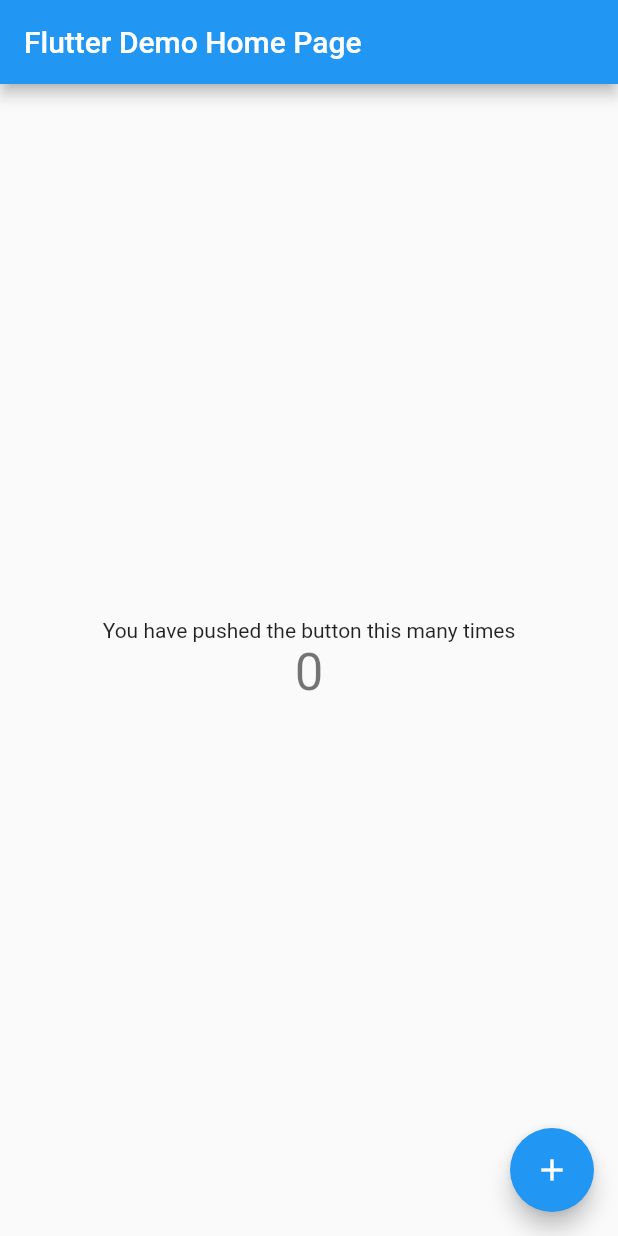
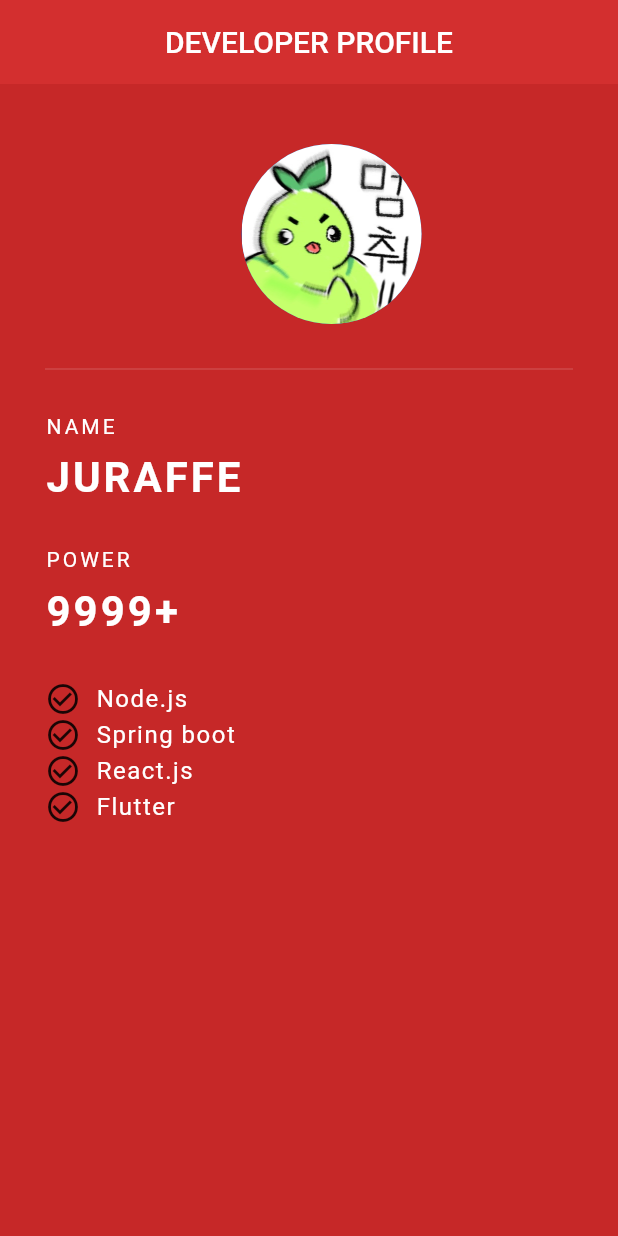
Before and after one commit to aid95/dart-flutter-practice, a Flutter app: the screen it shows after launch, on a phone screen of 412 x 824 dp. Run offline on Flutter 3.47's test engine with Material 2 defaults, Android fonts, the phone set to English and light mode, and no system bars.

Commit message:
🃏 프로필 카드 만들기

```diff
--- a/lib/main.dart
+++ b/lib/main.dart
@@ -1,113 +1,149 @@
 import 'package:flutter/material.dart';
 
-void main() {
-  runApp(MyApp());
-}
+void main() => runApp(MyApp());
 
 class MyApp extends StatelessWidget {
-  // This widget is the root of your application.
+  const MyApp({Key? key}) : super(key: key);
+
   @override
   Widget build(BuildContext context) {
     return MaterialApp(
-      title: 'Flutter Demo',
-      theme: ThemeData(
-        // This is the theme of your application.
-        //
-        // Try running your application with "flutter run". You'll see the
-        // application has a blue toolbar. Then, without quitting the app, try
-        // changing the primarySwatch below to Colors.green and then invoke
-        // "hot reload" (press "r" in the console where you ran "flutter run",
-        // or simply save your changes to "hot reload" in a Flutter IDE).
-        // Notice that the counter didn't reset back to zero; the application
-        // is not restarted.
-        primarySwatch: Colors.blue,
-      ),
-      home: MyHomePage(title: 'Flutter Demo Home Page'),
+      debugShowCheckedModeBanner: false,
+      title: "My first flutter APP",
+      theme: ThemeData(primarySwatch: Colors.blue),
+      home: MyCard(),
     );
   }
 }
 
-class MyHomePage extends StatefulWidget {
-  MyHomePage({Key? key, required this.title}) : super(key: key);
-
-  // This widget is the home page of your application. It is stateful, meaning
-  // that it has a State object (defined below) that contains fields that affect
-  // how it looks.
-
-  // This class is the configuration for the state. It holds the values (in this
-  // case the title) provided by the parent (in this case the App widget) and
-  // used by the build method of the State. Fields in a Widget subclass are
-  // always marked "final".
-
-  final String title;
-
-  @override
-  _MyHomePageState createState() => _MyHomePageState();
-}
-
-class _MyHomePageState extends State<MyHomePage> {
-  int _counter = 0;
-
-  void _incrementCounter() {
-    setState(() {
-      // This call to setState tells the Flutter framework that something has
-      // changed in this State, which causes it to rerun the build method below
-      // so that the display can reflect the updated values. If we changed
-      // _counter without calling setState(), then the build method would not be
-      // called again, and so nothing would appear to happen.
-      _counter++;
-    });
-  }
+class MyCard extends StatelessWidget {
+  const MyCard({Key? key}) : super(key: key);
 
   @override
   Widget build(BuildContext context) {
-    // This method is rerun every time setState is called, for instance as done
-    // by the _incrementCounter method above.
-    //
-    // The Flutter framework has been optimized to make rerunning build methods
-    // fast, so that you can just rebuild anything that needs updating rather
-    // than having to individually change instances of widgets.
     return Scaffold(
+        backgroundColor: Colors.red[800],
         appBar: AppBar(
-        // Here we take the value from the MyHomePage object that was created by
-        // the App.build method, and use it to set our appbar title.
-        title: Text(widget.title),
+          title: Text("DEVELOPER PROFILE"),
+          centerTitle: true,
+          backgroundColor: Colors.red[700],
+          elevation: 0.0,
         ),
-      body: Center(
-        // Center is a layout widget. It takes a single child and positions it
-        // in the middle of the parent.
+        body: Padding(
+          padding: EdgeInsets.fromLTRB(30.0, 40.0, 0.0, 0.0),
           child: Column(
-          // Column is also a layout widget. It takes a list of children and
-          // arranges them vertically. By default, it sizes itself to fit its
-          // children horizontally, and tries to be as tall as its parent.
-          //
-          // Invoke "debug painting" (press "p" in the console, choose the
-          // "Toggle Debug Paint" action from the Flutter Inspector in Android
-          // Studio, or the "Toggle Debug Paint" command in Visual Studio Code)
-          // to see the wireframe for each widget.
-          //
-          // Column has various properties to control how it sizes itself and
-          // how it positions its children. Here we use mainAxisAlignment to
-          // center the children vertically; the main axis here is the vertical
-          // axis because Columns are vertical (the cross axis would be
-          // horizontal).
-          mainAxisAlignment: MainAxisAlignment.center,
-          children: <Widget>[
-            Text(
-              'You have pushed the button this many times',
+            crossAxisAlignment: CrossAxisAlignment.start,
+            children: [
+              Center(
+                child: CircleAvatar(
+                  backgroundImage: AssetImage('assets/juraffe.jpg'),
+                  radius: 60.0,
+                ),
+              ),
+              Divider(
+                height: 60.0,
+                color: Colors.white30,
+                thickness: 0.5,
+                endIndent: 30.0,
               ),
               Text(
-              '$_counter',
-              style: Theme.of(context).textTheme.headline4,
+                "NAME",
+                style: TextStyle(color: Colors.white, letterSpacing: 2.0),
+              ),
+              SizedBox(
+                height: 10.0,
+              ),
+              Text(
+                "JURAFFE",
+                style: TextStyle(
+                    color: Colors.white,
+                    letterSpacing: 2.0,
+                    fontSize: 28.0,
+                    fontWeight: FontWeight.bold),
+              ),
+              SizedBox(
+                height: 30.0,
+              ),
+              Text(
+                "POWER",
+                style: TextStyle(color: Colors.white, letterSpacing: 2.0),
+              ),
+              SizedBox(
+                height: 10.0,
+              ),
+              Text(
+                "9999+",
+                style: TextStyle(
+                    color: Colors.white,
+                    letterSpacing: 2.0,
+                    fontSize: 28.0,
+                    fontWeight: FontWeight.bold),
+              ),
+              SizedBox(
+                height: 30.0,
+              ),
+              Row(
+                children: [
+                  Icon(Icons.check_circle_outline),
+                  SizedBox(
+                    width: 10.0,
+                  ),
+                  Text(
+                    'Node.js',
+                    style: TextStyle(
+                        fontSize: 16.0,
+                        letterSpacing: 1.0,
+                        color: Colors.white),
+                  )
+                ],
+              ),
+              Row(
+                children: [
+                  Icon(Icons.check_circle_outline),
+                  SizedBox(
+                    width: 10.0,
+                  ),
+                  Text(
+                    'Spring boot',
+                    style: TextStyle(
+                        fontSize: 16.0,
+                        letterSpacing: 1.0,
+                        color: Colors.white),
+                  )
+                ],
+              ),
+              Row(
+                children: [
+                  Icon(Icons.check_circle_outline),
+                  SizedBox(
+                    width: 10.0,
+                  ),
+                  Text(
+                    'React.js',
+                    style: TextStyle(
+                        fontSize: 16.0,
+                        letterSpacing: 1.0,
+                        color: Colors.white),
+                  )
+                ],
+              ),
+              Row(
+                children: [
+                  Icon(Icons.check_circle_outline),
+                  SizedBox(
+                    width: 10.0,
+                  ),
+                  Text(
+                    'Flutter',
+                    style: TextStyle(
+                        fontSize: 16.0,
+                        letterSpacing: 1.0,
+                        color: Colors.white),
+                  )
+                ],
               ),
             ],
           ),
-      ),
-      floatingActionButton: FloatingActionButton(
-        onPressed: _incrementCounter,
-        tooltip: 'Increment',
-        child: Icon(Icons.add),
-      ), // This trailing comma makes auto-formatting nicer for build methods.
-    );
+        ));
   }
 }
--- a/pubspec.yaml
+++ b/pubspec.yaml
@@ -45,9 +45,8 @@
   uses-material-design: true
 
   # To add assets to your application, add an assets section, like this:
-  # assets:
-  #   - images/a_dot_burr.jpeg
-  #   - images/a_dot_ham.jpeg
+  assets:
+    - assets/juraffe.jpg
 
   # An image asset can refer to one or more resolution-specific "variants", see
   # https://flutter.dev/assets-and-images/#resolution-aware.
```
Also changed, not shown: assets/juraffe.jpg (added). Lines whose indentation alone changed are shown as unchanged.
